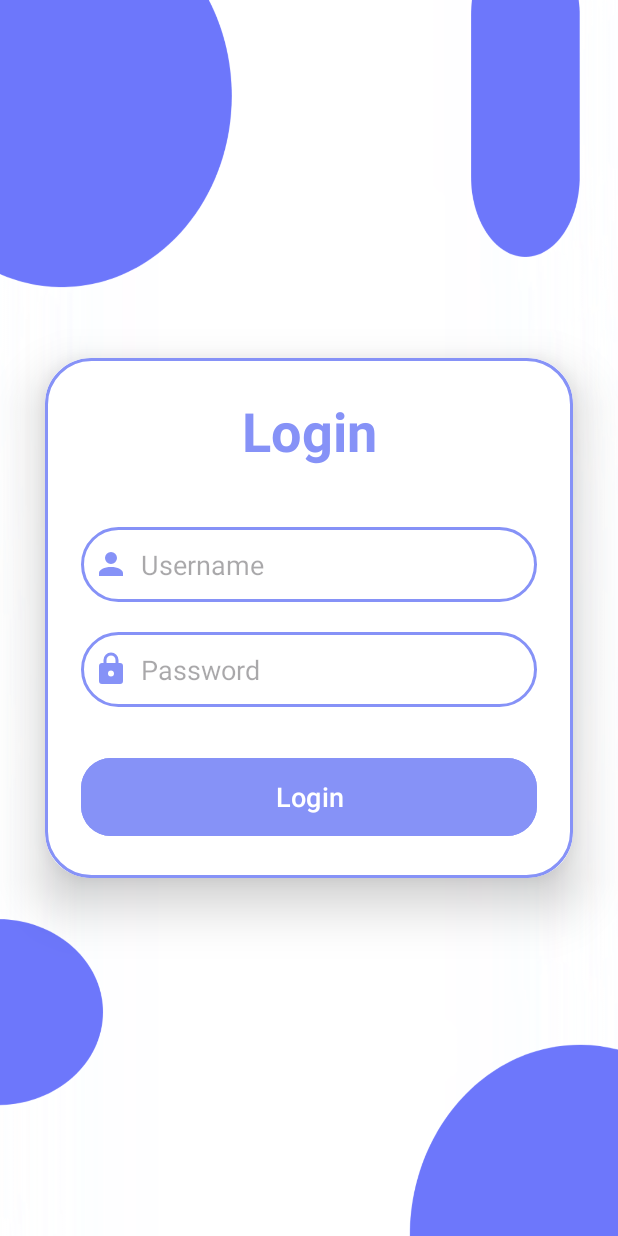
After one commit to lenghia100703/Imperial-Citadel-of-Thang-Long-mobileapp, an Android app: the layout activity_login.xml on its own in the app's theme, with its tools: preview values and no code run, on a phone screen of 412 x 824 dp. The commit adds this screen. Run offline under Robolectric (Android 15) with nearby library versions, the phone set to English and light mode, and no system bars.

Commit message:
create LoginActivity

```diff
--- a/app/src/main/AndroidManifest.xml
+++ b/app/src/main/AndroidManifest.xml
@@ -21,6 +21,7 @@
                 <category android:name="android.intent.category.LAUNCHER" />
             </intent-filter>
         </activity>
+        <activity android:name=".presentation.home.LoginActivity" />
     </application>
 
 </manifest>
--- /dev/null
+++ b/app/src/main/res/layout/activity_login.xml
@@ -0,0 +1,79 @@
+<?xml version="1.0" encoding="utf-8"?>
+<LinearLayout
+    xmlns:android="http://schemas.android.com/apk/res/android"
+    xmlns:app="http://schemas.android.com/apk/res-auto"
+    xmlns:tools="http://schemas.android.com/tools"
+    android:layout_width="match_parent"
+    android:layout_height="match_parent"
+    android:orientation="vertical"
+    android:gravity="center"
+    android:background="@drawable/loginbkg4"
+    tools:context=".MainActivity">
+
+    <androidx.cardview.widget.CardView
+        android:layout_width="match_parent"
+        android:layout_height="wrap_content"
+        android:layout_margin="30dp"
+        app:cardCornerRadius="30dp"
+        app:cardElevation="20dp">
+
+        <LinearLayout
+            android:layout_width="match_parent"
+            android:layout_height="wrap_content"
+            android:orientation="vertical"
+            android:layout_gravity="center_horizontal"
+            android:padding="24dp"
+            android:background="@drawable/custom_edittext">
+
+            <TextView
+                android:layout_width="match_parent"
+                android:layout_height="wrap_content"
+                android:text="Login"
+                android:id="@+id/loginText"
+                android:textSize="36sp"
+                android:textAlignment="center"
+                android:textStyle="bold"
+                android:textColor="@color/purple"/>
+
+            <EditText
+                android:layout_width="match_parent"
+                android:layout_height="50dp"
+                android:id="@+id/username"
+                android:background="@drawable/custom_edittext"
+                android:layout_marginTop="40dp"
+                android:padding="8dp"
+                android:hint="Username"
+                android:drawableLeft="@drawable/account"
+                android:textColor="@color/black"
+                android:drawablePadding="8dp"/>
+
+            <EditText
+                android:layout_width="match_parent"
+                android:layout_height="50dp"
+                android:id="@+id/password"
+                android:background="@drawable/custom_edittext"
+                android:layout_marginTop="20dp"
+                android:inputType="textPassword"
+                android:padding="8dp"
+                android:hint="Password"
+                android:drawableLeft="@drawable/lock"
+                android:textColor="@color/black"
+                android:drawablePadding="8dp"/>
+
+            <Button
+                android:layout_width="match_parent"
+                android:layout_height="60dp"
+                android:text="Login"
+                android:id="@+id/loginButton"
+                android:textSize="18sp"
+                android:layout_marginTop="30dp"
+                android:backgroundTint="@color/purple"
+                app:cornerRadius = "20dp"/>
+
+
+        </LinearLayout>
+
+    </androidx.cardview.widget.CardView>
+
+
+</LinearLayout>
```
Also changed, not shown: app/src/main/java/com/example/mobileappui/MainActivity.kt (+5 -19 lines), app/src/main/java/com/example/mobileappui/presentation/home/LoginActivity.kt (added, +30 -0 lines), app/src/main/res/layout/activity_main.xml (+9 -70 lines).
